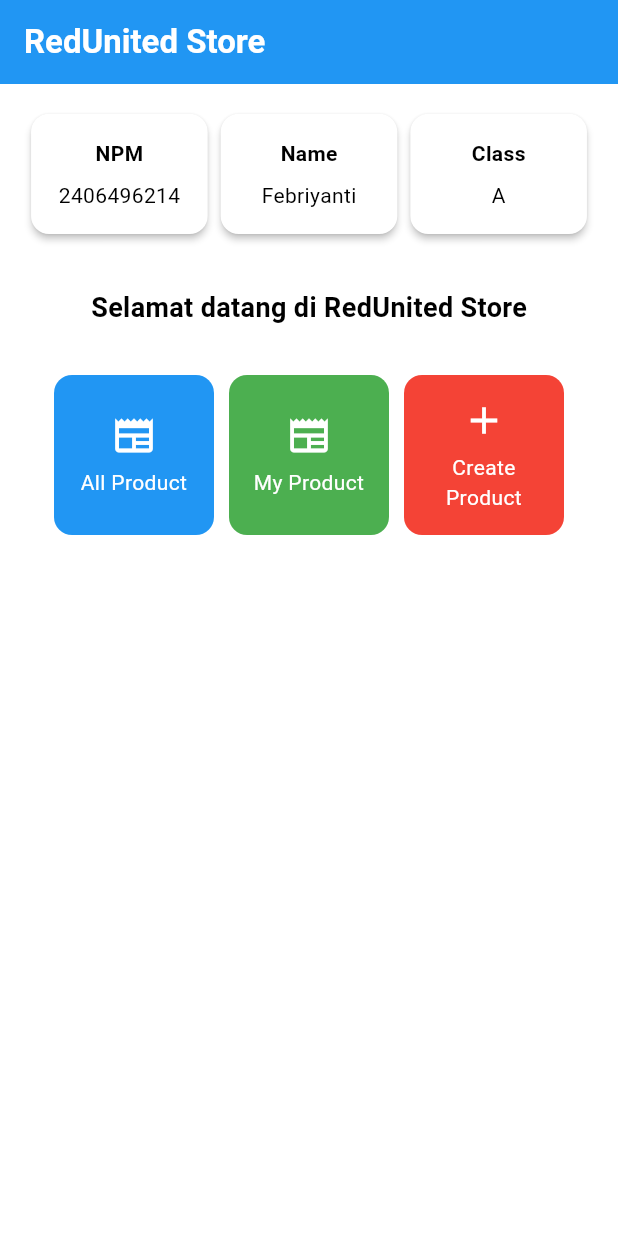
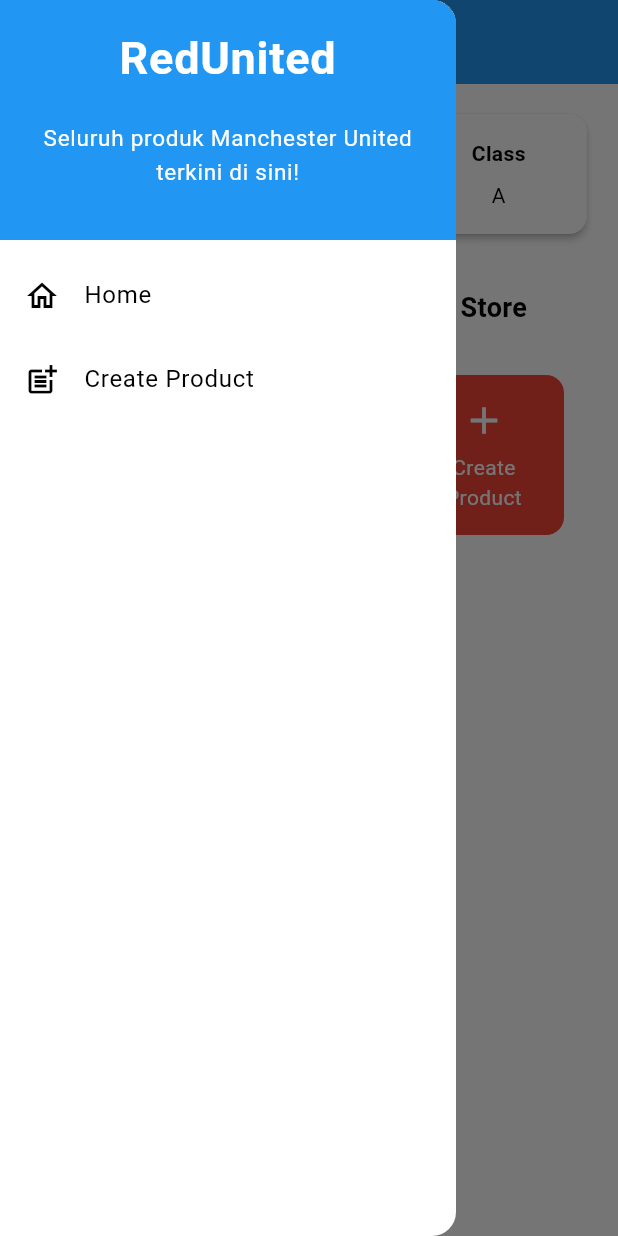
Before and after one commit to Febriyanti241/redunited-store-mobile, a Flutter app: the screen it shows after launch, with the side drawer open (before the commit the screen has no drawer), on a phone screen of 412 x 824 dp. Run offline on Flutter 3.47's test engine with Material 3 defaults, Android fonts, the light colour scheme and no system bars.

Commit message:
Tugas Individu 8

```diff
--- a/lib/main.dart
+++ b/lib/main.dart
@@ -1,5 +1,5 @@
 import 'package:flutter/material.dart';
-import 'package:redunited_store/menu.dart';
+import 'package:redunited_store/screens/menu.dart';
 
 void main() {
   runApp(const MyApp());
--- a/lib/menu.dart
+++ b/lib/screens/menu.dart
@@ -1,4 +1,7 @@
 import 'package:flutter/material.dart';
+import 'package:redunited_store/widgets/left_drawer.dart';
+import 'package:redunited_store/screens/newlist_form.dart';
+import 'package:redunited_store/widgets/product_card.dart';
 
 class MyHomePage extends StatelessWidget {
   MyHomePage({super.key});
@@ -17,8 +20,9 @@
   Widget build(BuildContext context) {
     // Scaffold menyediakan struktur dasar halaman dengan AppBar dan body.
     return Scaffold(
-      // AppBar adalah bagian atas halaman yang menampilkan judul.
       appBar: AppBar(
+        // Judul aplikasi "RedUnited Store" dengan teks putih dan tebal.
+
         title: const Text(
           'RedUnited Store',
           style: TextStyle(
@@ -29,6 +33,7 @@
         // Warna latar belakang AppBar diambil dari skema warna tema aplikasi.
         backgroundColor: Theme.of(context).colorScheme.primary,
       ),
+      drawer: LeftDrawer(),
 
       // Gunakan SafeArea supaya tidak tertutup status bar / notch.
       body: SafeArea(
@@ -125,57 +130,3 @@
 
   ItemHomepage(this.name, this.icon, this.color);
 }
-
-class ItemCard extends StatelessWidget {
-  // Menampilkan kartu dengan ikon dan nama.
-
-  final ItemHomepage item;
-
-  const ItemCard(this.item, {super.key});
-
-  @override
-  Widget build(BuildContext context) {
-    return Material(
-      // Menentukan warna latar belakang dari item.
-      color: item.color,
-      // Membuat sudut kartu melengkung.
-      borderRadius: BorderRadius.circular(12),
-
-      child: InkWell(
-        borderRadius: BorderRadius.circular(12),
-        // Aksi ketika kartu ditekan.
-        onTap: () {
-          // Menampilkan pesan SnackBar saat kartu ditekan.
-          ScaffoldMessenger.of(context)
-            ..hideCurrentSnackBar()
-            ..showSnackBar(
-              SnackBar(content: Text("Kamu telah menekan tombol ${item.name}!")),
-            );
-        },
-        // Container untuk menyimpan Icon dan Text
-        child: Container(
-          padding: const EdgeInsets.all(8),
-          child: Center(
-            child: Column(
-              // Menyusun ikon dan teks di tengah kartu.
-              mainAxisAlignment: MainAxisAlignment.center,
-              children: [
-                Icon(
-                  item.icon,
-                  color: Colors.white,
-                  size: 30.0,
-                ),
-                const Padding(padding: EdgeInsets.all(3)),
-                Text(
-                  item.name,
-                  textAlign: TextAlign.center,
-                  style: const TextStyle(color: Colors.white),
-                ),
-              ],
-            ),
-          ),
-        ),
-      ),
-    );
-  }
-}
--- /dev/null
+++ b/lib/widgets/left_drawer.dart
@@ -0,0 +1,70 @@
+import 'package:flutter/material.dart';
+import 'package:redunited_store/screens/menu.dart';
+import 'package:redunited_store/screens/newlist_form.dart';
+
+
+class LeftDrawer extends StatelessWidget {
+  const LeftDrawer({super.key});
+
+  @override
+  Widget build(BuildContext context) {
+    return Drawer(
+      child: ListView(
+        children: [
+          const DrawerHeader(
+            decoration: BoxDecoration(
+              color: Colors.blue,
+            ),
+            child: Column(
+              children: [
+                Text(
+                  'RedUnited',
+                  textAlign: TextAlign.center,
+                  style: TextStyle(
+                    fontSize: 30,
+                    fontWeight: FontWeight.bold,
+                    color: Colors.white,
+                  ),
+                ),
+                Padding(padding: EdgeInsets.all(10)),
+                Text("Seluruh produk Manchester United terkini di sini!",
+                  textAlign: TextAlign.center,
+                  style: TextStyle(
+                    fontSize: 15,
+                    color: Colors.white,
+                    fontWeight: FontWeight.normal,
+                  ),
+                ),
+              ],
+            ),
+          ),
+          ListTile(
+            leading: const Icon(Icons.home_outlined),
+            title: const Text('Home'),
+            // Bagian redirection ke MyHomePage
+            onTap: () {
+              Navigator.pushReplacement(
+                  context,
+                  MaterialPageRoute(
+                    builder: (context) => MyHomePage(),
+                  ));
+            },
+          ),
+          ListTile(
+            leading: const Icon(Icons.post_add),
+            title: const Text('Create Product'),
+            // Bagian redirection ke ProductFormPage
+            onTap: () {
+              Navigator.pushReplacement(
+                context,
+                MaterialPageRoute(
+                  builder: (context) => const ProductFormPage(),
+                ),
+              );
+            },
+          ),
+        ],
+      ),
+    );
+  }
+}
--- /dev/null
+++ b/lib/widgets/product_card.dart
@@ -0,0 +1,63 @@
+import 'package:flutter/material.dart';
+import 'package:redunited_store/screens/newlist_form.dart';
+import 'package:redunited_store/screens/menu.dart';
+
+class ItemCard extends StatelessWidget {
+  // Menampilkan kartu dengan ikon dan nama.
+
+  final ItemHomepage item;
+
+  const ItemCard(this.item, {super.key});
+
+  @override
+  Widget build(BuildContext context) {
+    return Material(
+      // Menentukan warna latar belakang dari item.
+      color: item.color,
+      // Membuat sudut kartu melengkung.
+      borderRadius: BorderRadius.circular(12),
+
+      child: InkWell(
+        borderRadius: BorderRadius.circular(12),
+        // Aksi ketika kartu ditekan.
+        onTap: () {
+          // Menampilkan pesan SnackBar saat kartu ditekan.
+          ScaffoldMessenger.of(context)
+            ..hideCurrentSnackBar()
+            ..showSnackBar(
+              SnackBar(content: Text("Kamu telah menekan tombol ${item.name}!")),
+            );
+
+          // Navigate ke route yang sesuai (tergantung jenis tombol)
+          if (item.name == "Create Product") {
+            Navigator.push(context,
+              MaterialPageRoute(builder: (context) => const ProductFormPage()));
+          }
+        },
+        // Container untuk menyimpan Icon dan Text
+        child: Container(
+          padding: const EdgeInsets.all(8),
+          child: Center(
+            child: Column(
+              // Menyusun ikon dan teks di tengah kartu.
+              mainAxisAlignment: MainAxisAlignment.center,
+              children: [
+                Icon(
+                  item.icon,
+                  color: Colors.white,
+                  size: 30.0,
+                ),
+                const Padding(padding: EdgeInsets.all(3)),
+                Text(
+                  item.name,
+                  textAlign: TextAlign.center,
+                  style: const TextStyle(color: Colors.white),
+                ),
+              ],
+            ),
+          ),
+        ),
+      ),
+    );
+  }
+}
```
Also changed, not shown: lib/screens/newlist_form.dart (added, +262 -0 lines), 1 other file.
